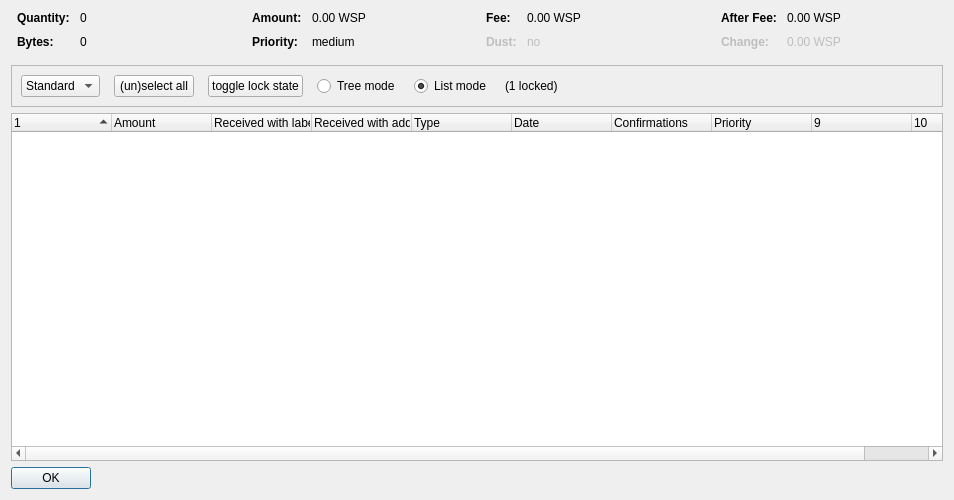
This is src/qt/forms/coincontroldialog.ui in THETCR/core as Qt 5 draws it before an edit. The edited form follows.
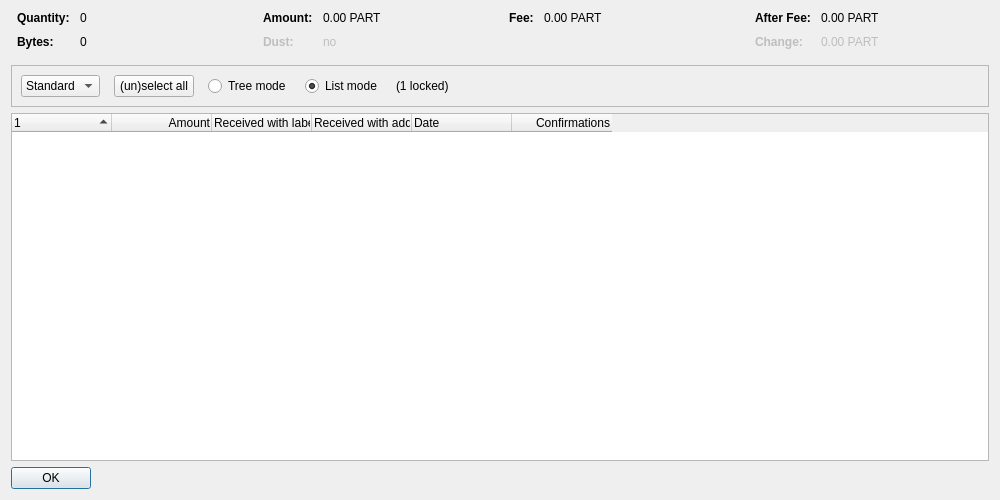
This is the edited form. Custom widgets are drawn as their Qt base class.

Diff of the .ui file:
```diff
--- a/src/qt/forms/coincontroldialog.ui
+++ b/src/qt/forms/coincontroldialog.ui
@@ -6,7 +6,7 @@
    <rect>
     <x>0</x>
     <y>0</y>
-    <width>954</width>
+    <width>1000</width>
     <height>500</height>
    </rect>
   </property>
@@ -132,7 +132,7 @@
           <enum>Qt::ActionsContextMenu</enum>
          </property>
          <property name="text">
-          <string notr="true">0.00 WSP</string>
+          <string notr="true">0.00 PART</string>
          </property>
          <property name="textInteractionFlags">
           <set>Qt::LinksAccessibleByMouse|Qt::TextSelectableByKeyboard|Qt::TextSelectableByMouse</set>
@@ -140,7 +140,10 @@
         </widget>
        </item>
        <item row="1" column="0">
-        <widget class="QLabel" name="labelCoinControlPriorityText">
+        <widget class="QLabel" name="labelCoinControlLowOutputText">
+         <property name="enabled">
+          <bool>false</bool>
+         </property>
          <property name="font">
           <font>
            <weight>75</weight>
@@ -148,12 +151,15 @@
           </font>
          </property>
          <property name="text">
-          <string>Priority:</string>
+          <string>Dust:</string>
          </property>
         </widget>
        </item>
        <item row="1" column="1">
-        <widget class="QLabel" name="labelCoinControlPriority">
+        <widget class="QLabel" name="labelCoinControlLowOutput">
+         <property name="enabled">
+          <bool>false</bool>
+         </property>
          <property name="cursor">
           <cursorShape>IBeamCursor</cursorShape>
          </property>
@@ -161,7 +167,7 @@
           <enum>Qt::ActionsContextMenu</enum>
          </property>
          <property name="text">
-          <string>medium</string>
+          <string notr="true">no</string>
          </property>
          <property name="textInteractionFlags">
           <set>Qt::LinksAccessibleByMouse|Qt::TextSelectableByKeyboard|Qt::TextSelectableByMouse</set>
@@ -206,42 +212,7 @@
           <enum>Qt::ActionsContextMenu</enum>
          </property>
          <property name="text">
-          <string notr="true">0.00 WSP</string>
-         </property>
-         <property name="textInteractionFlags">
-          <set>Qt::LinksAccessibleByMouse|Qt::TextSelectableByKeyboard|Qt::TextSelectableByMouse</set>
-         </property>
-        </widget>
-       </item>
-       <item row="1" column="0">
-        <widget class="QLabel" name="labelCoinControlLowOutputText">
-         <property name="enabled">
-          <bool>false</bool>
-         </property>
-         <property name="font">
-          <font>
-           <weight>75</weight>
-           <bold>true</bold>
-          </font>
-         </property>
-         <property name="text">
-          <string>Dust:</string>
-         </property>
-        </widget>
-       </item>
-       <item row="1" column="1">
-        <widget class="QLabel" name="labelCoinControlLowOutput">
-         <property name="enabled">
-          <bool>false</bool>
-         </property>
-         <property name="cursor">
-          <cursorShape>IBeamCursor</cursorShape>
-         </property>
-         <property name="contextMenuPolicy">
-          <enum>Qt::ActionsContextMenu</enum>
-         </property>
-         <property name="text">
-          <string>no</string>
+          <string notr="true">0.00 PART</string>
          </property>
          <property name="textInteractionFlags">
           <set>Qt::LinksAccessibleByMouse|Qt::TextSelectableByKeyboard|Qt::TextSelectableByMouse</set>
@@ -286,7 +257,7 @@
           <enum>Qt::ActionsContextMenu</enum>
          </property>
          <property name="text">
-          <string notr="true">0.00 WSP</string>
+          <string notr="true">0.00 PART</string>
          </property>
          <property name="textInteractionFlags">
           <set>Qt::LinksAccessibleByMouse|Qt::TextSelectableByKeyboard|Qt::TextSelectableByMouse</set>
@@ -321,7 +292,7 @@
           <enum>Qt::ActionsContextMenu</enum>
          </property>
          <property name="text">
-          <string notr="true">0.00 WSP</string>
+          <string notr="true">0.00 PART</string>
          </property>
          <property name="textInteractionFlags">
           <set>Qt::LinksAccessibleByMouse|Qt::TextSelectableByKeyboard|Qt::TextSelectableByMouse</set>
@@ -387,22 +358,6 @@
           </property>
          </widget>
         </item>
-        <item>
-         <widget class="QPushButton" name="pushButtonToggleLock">
-          <property name="sizePolicy">
-           <sizepolicy hsizetype="Maximum" vsizetype="Fixed">
-            <horstretch>0</horstretch>
-            <verstretch>0</verstretch>
-           </sizepolicy>
-          </property>
-          <property name="text">
-           <string>toggle lock state</string>
-          </property>
-          <property name="autoDefault">
-           <bool>false</bool>
-          </property>
-         </widget>
-        </item>
         <item>
          <widget class="QRadioButton" name="radioTreeMode">
           <property name="sizePolicy">
@@ -466,7 +421,7 @@
       <bool>false</bool>
      </property>
      <property name="columnCount">
-      <number>10</number>
+      <number>6</number>
      </property>
      <attribute name="headerShowSortIndicator" stdset="0">
       <bool>true</bool>
@@ -483,6 +438,9 @@
       <property name="text">
        <string>Amount</string>
       </property>
+      <property name="textAlignment">
+       <set>AlignTrailing|AlignVCenter</set>
+      </property>
      </column>
      <column>
       <property name="text">
@@ -494,11 +452,6 @@
        <string>Received with address</string>
       </property>
      </column>
-     <column>
-      <property name="text">
-       <string>Type</string>
-      </property>
-     </column>
      <column>
       <property name="text">
        <string>Date</string>
@@ -511,10 +464,18 @@
       <property name="toolTip">
        <string>Confirmed</string>
       </property>
+      <property name="textAlignment">
+       <set>AlignTrailing|AlignVCenter</set>
+      </property>
      </column>
      <column>
       <property name="text">
-       <string>Priority</string>
+       <string/>
+      </property>
+     </column>
+     <column>
+      <property name="text">
+       <string/>
       </property>
      </column>
      <column>
```
Left out of the diff: 2 changed lines with no effect on the pictures.
